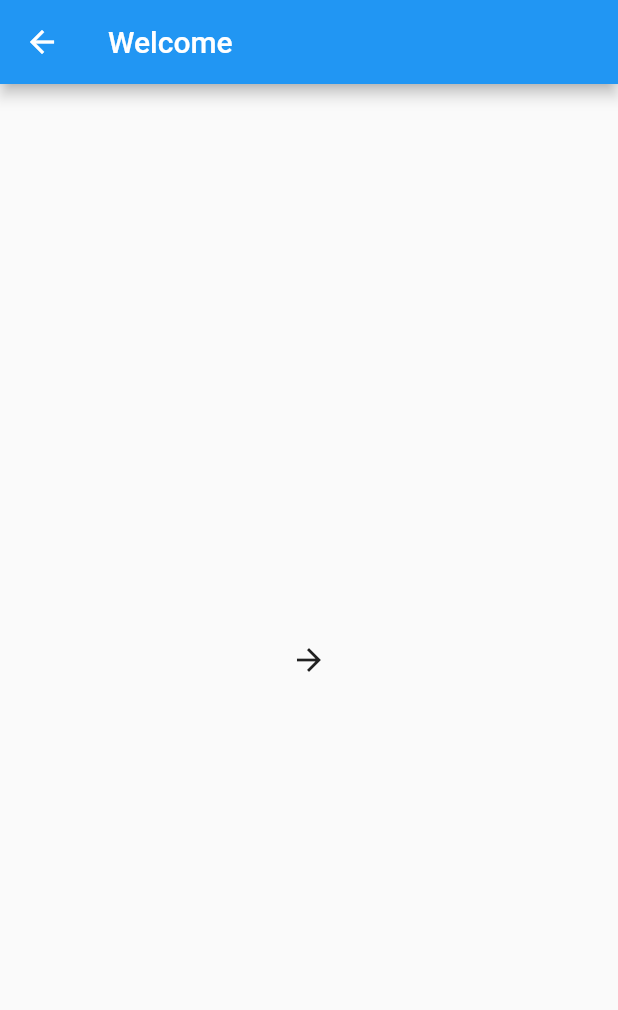
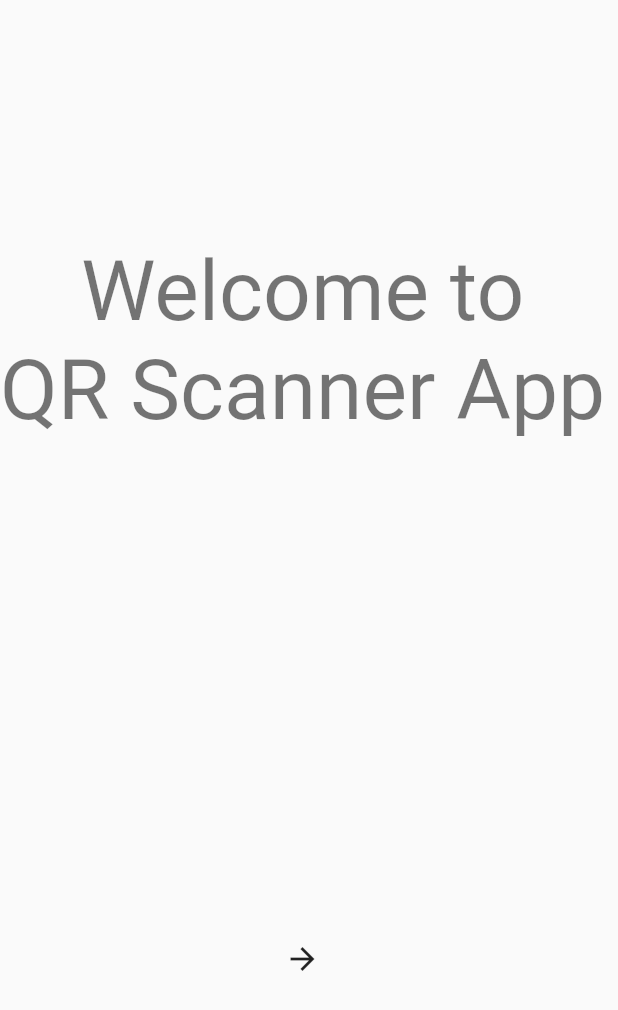
Before and after one commit to 14h4i/qr_scanner, a Flutter app: the WelcomePage screen opened by its route, after a tap on the "arrow forward" icon, on a phone screen of 412 x 824 dp. Shown: the top 1010 px of the screen. Run offline on Flutter 3.47's test engine with Material 2 defaults, Android fonts, the phone set to English and light mode, and no system bars; our stand-ins replace rxdart, shared_preferences; accounts and stored records are empty; generated files the repository leaves out were written again.

Commit message:
Update Welcome page

```diff
--- a/lib/modules/welcome/pages/welcome_page.dart
+++ b/lib/modules/welcome/pages/welcome_page.dart
@@ -1,20 +1,40 @@
 import 'package:flutter/material.dart';
+import 'package:qr_scanner/blocs/app_state_bloc.dart';
+import 'package:qr_scanner/providers/bloc_provider.dart';
 
-class WelcomePage extends StatelessWidget {
+class WelcomePage extends StatefulWidget {
   const WelcomePage({Key? key}) : super(key: key);
+
+  @override
+  State<WelcomePage> createState() => _WelcomePageState();
+}
+
+class _WelcomePageState extends State<WelcomePage> {
+  AppStateBloc? get appStateBloc => BlocProvider.of<AppStateBloc>(context);
 
   @override
   Widget build(BuildContext context) {
     return Scaffold(
-      appBar: AppBar(
-        title: const Text('Welcome'),
-      ),
-      body: Center(
-        child: IconButton(
-          icon: const Icon(Icons.arrow_forward),
-          onPressed: () {},
-        ),
+      body: Column(
+        mainAxisAlignment: MainAxisAlignment.spaceAround,
+        crossAxisAlignment: CrossAxisAlignment.center,
+        children: [
+          Text(
+            'Welcome to\nQR Scanner App',
+            textAlign: TextAlign.center,
+            style: Theme.of(context).textTheme.headline2,
+          ),
+          IconButton(
+            highlightColor: Colors.blue,
+            icon: const Icon(Icons.arrow_forward),
+            onPressed: _changeAppState,
+          ),
+        ],
       ),
     );
   }
+
+  void _changeAppState() {
+    appStateBloc!.changeAppState(AppState.authorized);
+  }
 }
```
